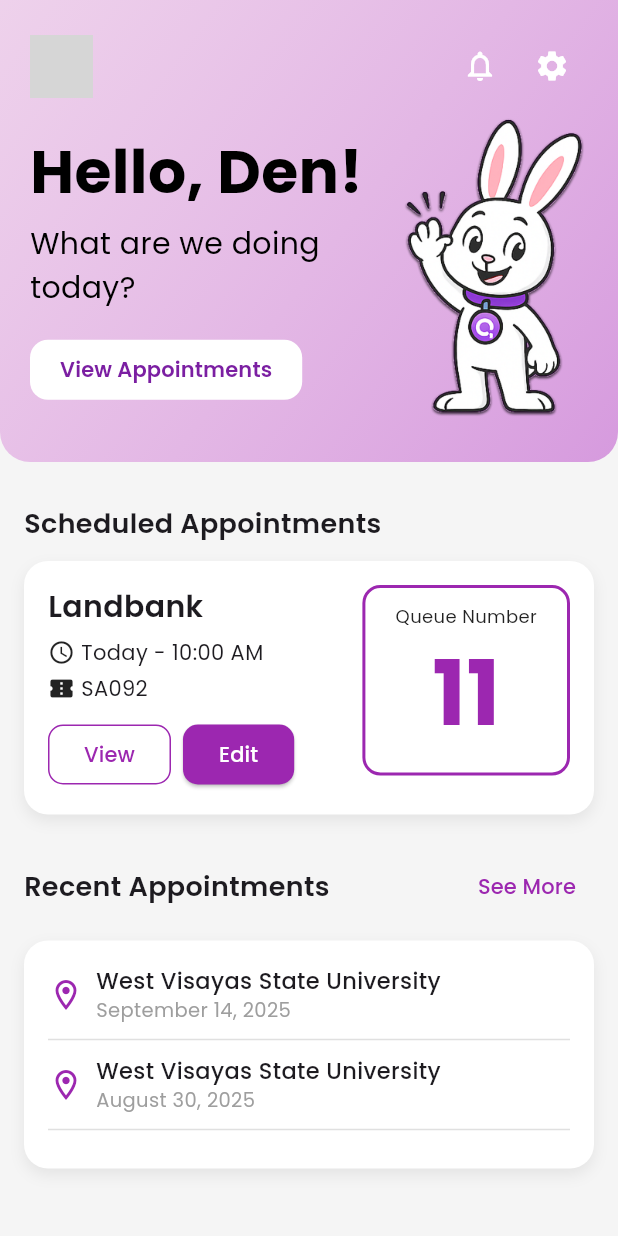
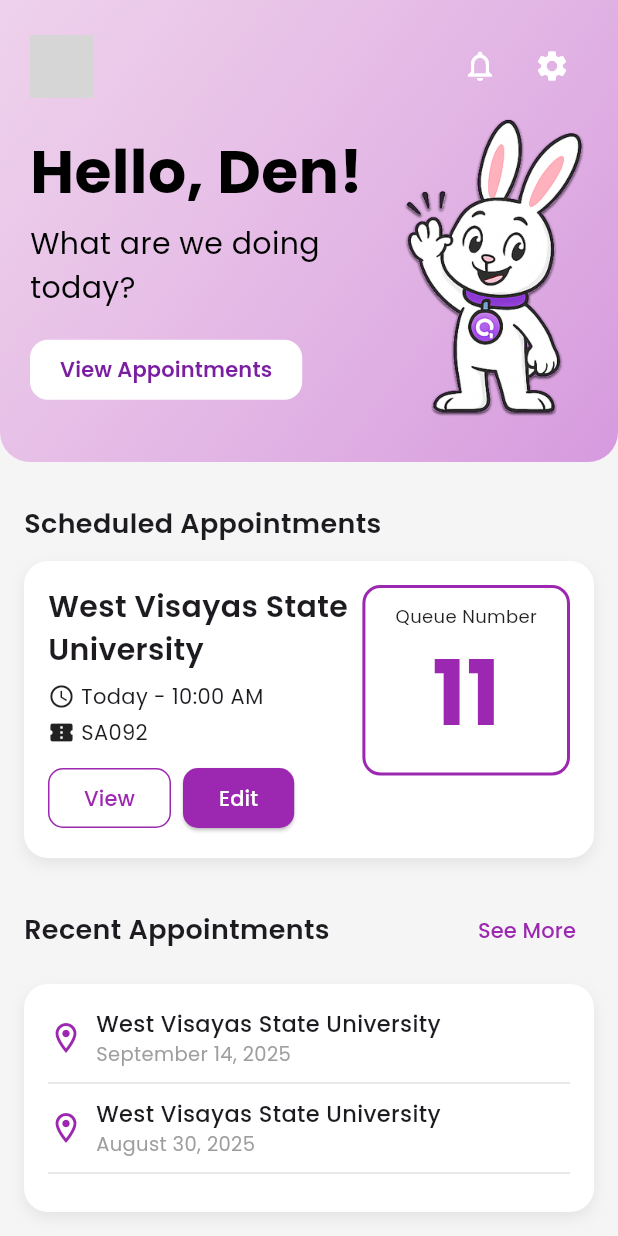
Before and after one commit to mmjcb/appdev_finalproject, a Flutter app: the HomePage screen opened directly, on a phone screen of 412 x 824 dp. Run offline on Flutter 3.47's test engine with Material 3 defaults, Android fonts, the phone set to English and light mode, and no system bars; our stand-ins replace google_fonts; grey boxes are pictures that could not be loaded.

Commit message:
fixxed summ

```diff
--- a/lib/appointment.dart
+++ b/lib/appointment.dart
@@ -110,7 +110,7 @@
                     const SizedBox(height: 12),
 
                     _appointmentCard(
-                      title: "Landbank",
+                      title: "West Visayas State University",
                       time: "Today - 10:00 AM",
                       code: "SA092",
                       queue: "11",
--- a/lib/home.dart
+++ b/lib/home.dart
@@ -160,7 +160,7 @@
                               crossAxisAlignment: CrossAxisAlignment.start,
                               children: [
                                 Text(
-                                  "Landbank",
+                                  "West Visayas State University",
                                   style: GoogleFonts.poppins(
                                     fontSize: 20,
                                     fontWeight: FontWeight.w600,
```
